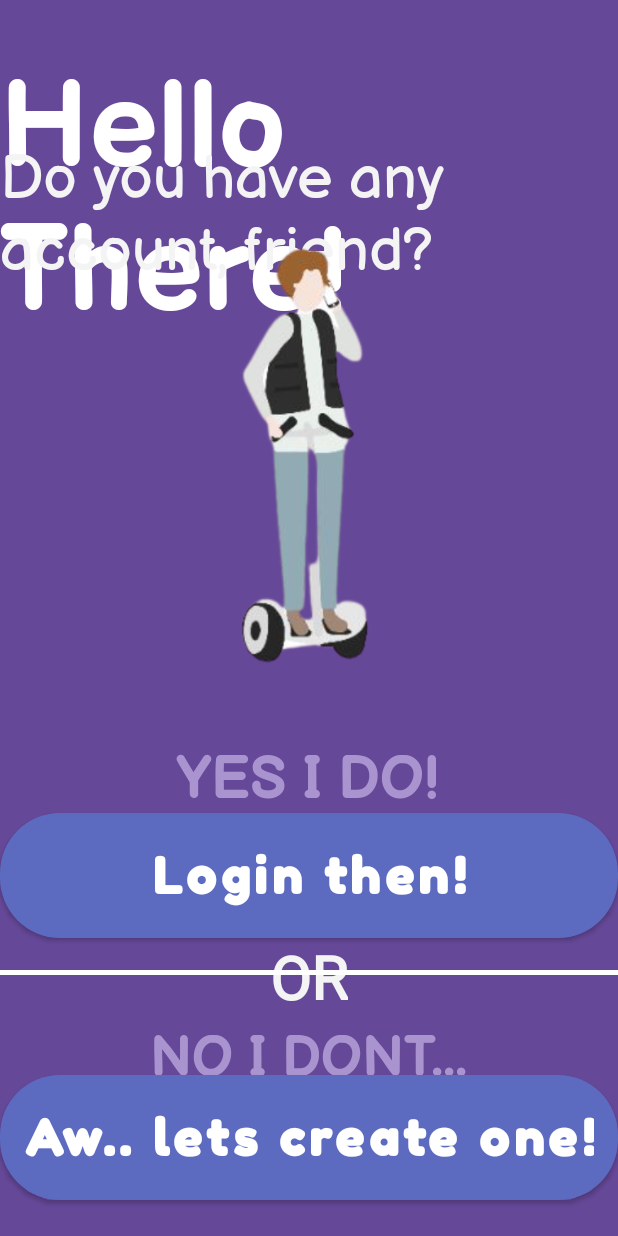
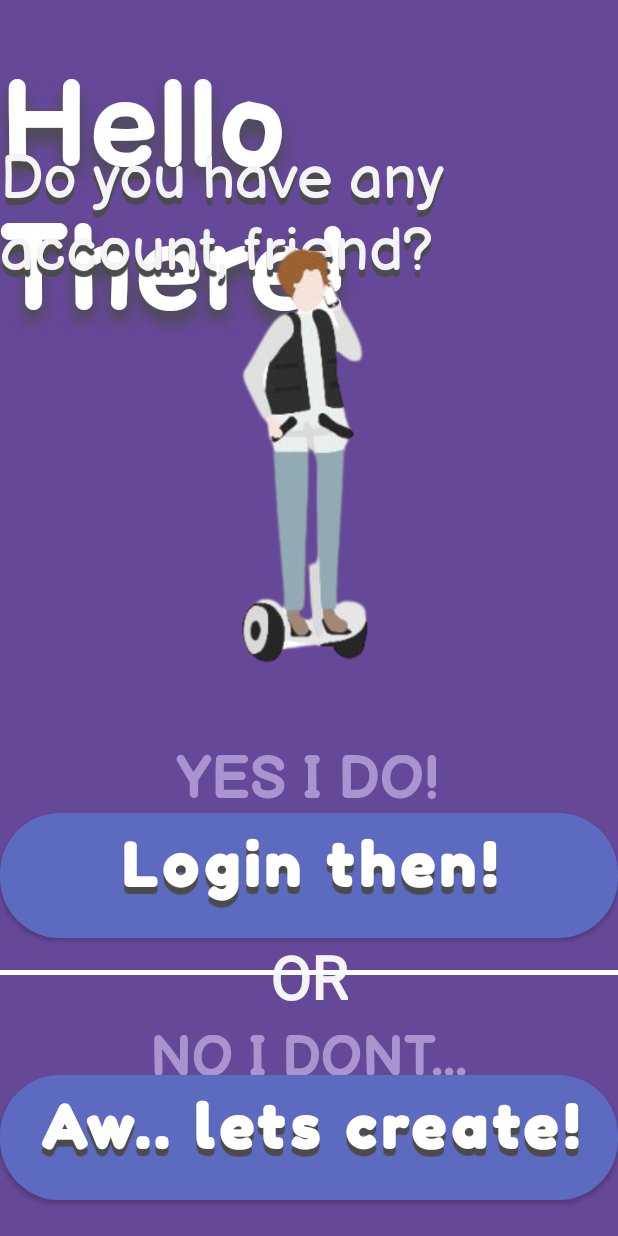
Before and after one commit to Nicolaas0/dashboard-app, an Android app: the screen it shows after launch (MainActivity), on a phone screen of 412 x 824 dp. Run offline under Robolectric (Android 15) with nearby library versions, the phone set to English and light mode, and no system bars.

Commit message:
add some shadow in text

```diff
--- a/app/src/main/res/layout/activity_main.xml
+++ b/app/src/main/res/layout/activity_main.xml
@@ -15,6 +15,10 @@
         android:textColor="@color/heading"
         android:textSize="120px"
         android:textStyle="bold"
+        android:shadowDx="0"
+        android:shadowDy="12"
+        android:shadowRadius="12"
+        android:shadowColor="@color/shadow"
         app:layout_constraintBottom_toBottomOf="parent"
         app:layout_constraintLeft_toLeftOf="parent"
         app:layout_constraintRight_toRightOf="parent"
@@ -28,6 +32,10 @@
         android:fontFamily="@font/balsamiqsans_regular"
         android:textColor="@color/font"
         android:textSize="60px"
+        android:shadowColor="@color/shadow"
+        android:shadowRadius="0.01"
+        android:shadowDy="7"
+        android:shadowDx="0"
         app:layout_constraintBottom_toBottomOf="parent"
         app:layout_constraintHorizontal_bias="0.5"
         app:layout_constraintLeft_toLeftOf="parent"
@@ -43,6 +51,7 @@
         android:textColor="@color/secfont"
         android:textSize="37dp"
         android:textStyle="bold"
+
         app:layout_constraintBottom_toBottomOf="parent"
         app:layout_constraintHorizontal_bias="0.497"
         app:layout_constraintLeft_toLeftOf="parent"
@@ -61,7 +70,11 @@
         android:fontFamily="@font/fredokaone_regular"
         android:textColorHint="@color/button"
         android:textStyle="bold"
-        android:textSize="50px"
+        android:textSize="60px"
+        android:shadowColor="@color/shadow"
+        android:shadowRadius="0.01"
+        android:shadowDy="7"
+        android:shadowDx="0"
         android:textAlignment="center"
         app:backgroundTint="#5C6BC0"
         app:layout_constraintBottom_toBottomOf="parent"
@@ -69,7 +82,8 @@
         app:layout_constraintLeft_toLeftOf="parent"
         app:layout_constraintRight_toRightOf="parent"
         app:layout_constraintTop_toTopOf="parent"
-        app:layout_constraintVertical_bias="0.732" />
+        app:layout_constraintVertical_bias="0.732"
+        android:gravity="center_horizontal" />
 
     <TextView
         android:layout_width="wrap_content"
@@ -95,9 +109,13 @@
         android:background="@drawable/rounded"
         android:textStyle="bold"
         android:textColorHint="@color/button"
-        android:hint="Aw.. lets create one!"
+        android:hint="Aw.. lets create!"
         android:fontFamily="@font/fredokaone_regular"
-        android:textSize="50px"
+        android:textSize="60px"
+        android:shadowColor="@color/shadow"
+        android:shadowRadius="0.01"
+        android:shadowDy="7"
+        android:shadowDx="0"
         android:textAlignment="center"
         app:backgroundTint="#5C6BC0"
         app:layout_constraintBottom_toBottomOf="parent"
@@ -105,7 +123,8 @@
         app:layout_constraintLeft_toLeftOf="parent"
         app:layout_constraintRight_toRightOf="parent"
         app:layout_constraintTop_toTopOf="parent"
-        app:layout_constraintVertical_bias="0.968" />
+        app:layout_constraintVertical_bias="0.968"
+        android:gravity="center_horizontal" />
 
     <View
         style="@style/Divider"
```
